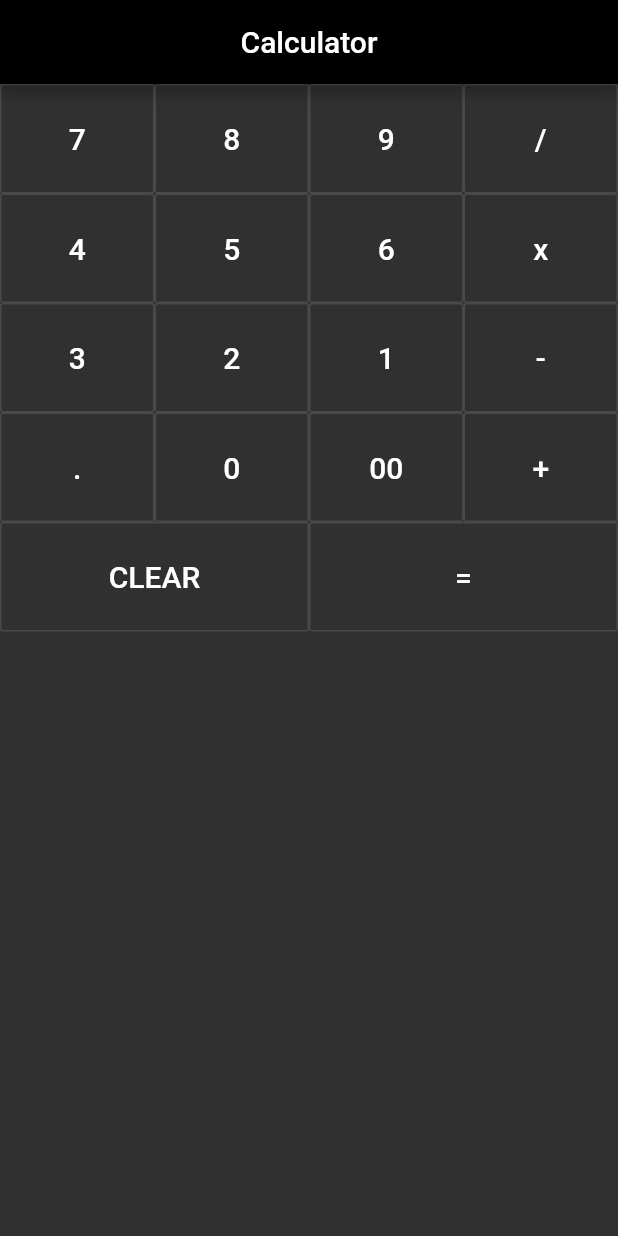
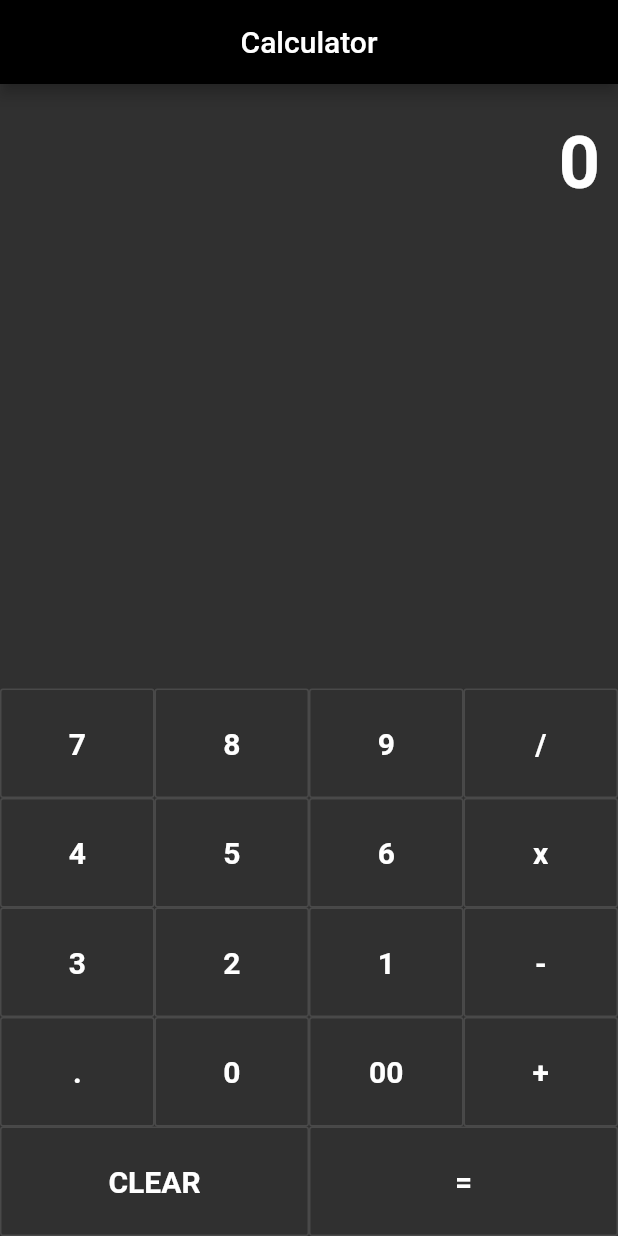
Before and after one commit to Djameleddine21/Calculator, a Flutter app: the screen it shows after launch, on a phone screen of 412 x 824 dp. Run offline on Flutter 3.47's test engine with Material 2 defaults, Android fonts, the phone set to English and light mode, and no system bars.

Commit message:
final version of interface

```diff
--- a/lib/Home.dart
+++ b/lib/Home.dart
@@ -6,10 +6,19 @@ class Home extends StatefulWidget {
 }
 
 class _HomeState extends State<Home> {
+
+  String outpout = "0";
+
   Widget buildElement(String s) {
     return Expanded(
       child: OutlineButton(
-        child: Text(s,style: TextStyle(fontSize: 20.0),),
+        child: Text(
+          s,
+          style: TextStyle(
+            fontSize: 20.0,
+            fontWeight: FontWeight.bold,
+            ),
+        ),
         onPressed: () {},
         textColor: Colors.white,
         padding: EdgeInsets.all(25.0),
@@ -26,6 +35,23 @@ class _HomeState extends State<Home> {
       ),
       body: Column(
         children: <Widget>[
+          Container(
+            alignment: Alignment.centerRight,
+            padding: EdgeInsets.symmetric(
+              vertical : 24.0,
+              horizontal : 12.0,
+            ),
+            child: Text(
+              outpout,
+              style: TextStyle(
+                fontSize: 48.0,
+                  fontWeight: FontWeight.bold,
+              )
+              ),
+          ),
+          Expanded(
+            child: Container(),
+          ),
           Row(
             children: <Widget>[
               buildElement('7'),
```
